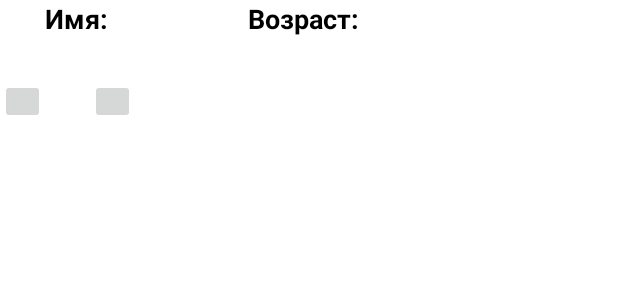
After one commit to alina399/Diplom, an Android app: the layout activity_test1.xml on its own in the app's theme, with its tools: preview values and no code run, on a phone screen of 412 x 824 dp. The commit adds this screen. Shown: the top 300 px of the screen. Run offline under Robolectric (Android 15) with nearby library versions, the phone set to English and light mode, and no system bars.

Commit message:
Текущее состояние проекта

```diff
--- a/app/build.gradle
+++ b/app/build.gradle
@@ -44,6 +44,7 @@ dependencies {
     implementation 'androidx.navigation:navigation-ui:2.3.5'
     implementation 'com.google.firebase:firebase-database:20.0.5'
     implementation 'com.google.firebase:firebase-storage:20.0.1'
+    implementation 'androidx.legacy:legacy-support-v4:1.0.0'
     testImplementation 'junit:junit:4.13.2'
     androidTestImplementation 'androidx.test.ext:junit:1.1.3'
     androidTestImplementation 'androidx.test.espresso:espresso-core:3.4.0'
--- a/app/src/main/AndroidManifest.xml
+++ b/app/src/main/AndroidManifest.xml
@@ -9,6 +9,12 @@
         android:roundIcon="@mipmap/ic_launcher_round"
         android:supportsRtl="true"
         android:theme="@style/Theme.PetsHelp">
+        <activity
+            android:name=".Test1"
+            android:exported="false" />
+        <activity
+            android:name=".DobavleniePets"
+            android:exported="false" />
         <activity
             android:name=".PetsPlusActivity"
             android:exported="false" />
--- a/app/src/main/java/com/example/petshelp/PersonActivity.java
+++ b/app/src/main/java/com/example/petshelp/PersonActivity.java
@@ -66,7 +66,7 @@ public class PersonActivity extends AppCompatActivity {
         // Passing each menu ID as a set of Ids because each
         // menu should be considered as top level destinations.
         mAppBarConfiguration = new AppBarConfiguration.Builder(
-                R.id.nav_home, R.id.nav_gallery, R.id.nav_slideshow, R.id.nav_petsplus)
+                R.id.nav_home, R.id.nav_gallery, R.id.nav_slideshow,R.id.nav_petsminus)
                 .setOpenableLayout(drawer)
                 .build();
         NavController navController = Navigation.findNavController(this, R.id.nav_host_fragment_content_person);
--- a/app/src/main/java/com/example/petshelp/ui/gallery/GalleryFragment.java
+++ b/app/src/main/java/com/example/petshelp/ui/gallery/GalleryFragment.java
@@ -1,20 +1,25 @@
 package com.example.petshelp.ui.gallery;
 
+import android.content.Intent;
+import android.net.Uri;
 import android.os.Bundle;
 import android.view.LayoutInflater;
 import android.view.View;
 import android.view.ViewGroup;
+import android.widget.ImageView;
 import android.widget.TextView;
 
 import androidx.annotation.NonNull;
 import androidx.fragment.app.Fragment;
 import androidx.lifecycle.ViewModelProvider;
 
+import com.example.petshelp.R;
 import com.example.petshelp.databinding.FragmentGalleryBinding;
 
 public class GalleryFragment extends Fragment {
 
     private FragmentGalleryBinding binding;
+    TextView number;
 
     public View onCreateView(@NonNull LayoutInflater inflater,
                              ViewGroup container, Bundle savedInstanceState) {
@@ -22,6 +27,7 @@ public class GalleryFragment extends Fragment {
                 new ViewModelProvider(this).get(GalleryViewModel.class);
 
         binding = FragmentGalleryBinding.inflate(inflater, container, false);
+
         View root = binding.getRoot();
 
         final TextView textView = binding.textGallery;
--- a/app/src/main/res/layout/activity_main.xml
+++ b/app/src/main/res/layout/activity_main.xml
@@ -25,7 +25,7 @@
         app:layout_constraintHorizontal_bias="0.603"
         app:layout_constraintStart_toStartOf="parent"
         app:layout_constraintTop_toTopOf="parent"
-        app:layout_constraintVertical_bias="0.688" />
+        app:layout_constraintVertical_bias="0.742" />
 
     <Button
         android:id="@+id/signup_btn"
@@ -43,7 +43,7 @@
         app:layout_constraintHorizontal_bias="0.603"
         app:layout_constraintStart_toStartOf="parent"
         app:layout_constraintTop_toTopOf="parent"
-        app:layout_constraintVertical_bias="0.801" />
+        app:layout_constraintVertical_bias="0.868" />
 
     <ImageView
         android:layout_width="300dp"
--- /dev/null
+++ b/app/src/main/res/layout/activity_test1.xml
@@ -0,0 +1,93 @@
+<?xml version="1.0" encoding="utf-8"?>
+<androidx.constraintlayout.widget.ConstraintLayout xmlns:android="http://schemas.android.com/apk/res/android"
+    xmlns:app="http://schemas.android.com/apk/res-auto"
+    xmlns:tools="http://schemas.android.com/tools"
+    android:layout_width="match_parent"
+    android:layout_height="match_parent"
+    tools:context=".Test1">
+
+
+    <LinearLayout
+        android:layout_width="300dp"
+        android:layout_height="80dp"
+        android:orientation="vertical"
+        android:layout_margin="10dp"
+        >
+
+        <LinearLayout
+            android:layout_width="wrap_content"
+            android:layout_height="wrap_content"
+            android:gravity="center_vertical"
+            android:orientation="horizontal">
+
+            <TextView
+                android:layout_width="wrap_content"
+                android:layout_height="wrap_content"
+                android:text="Имя: "
+                android:textColor="@color/black"
+                android:textSize="18dp"
+                android:textStyle="bold"
+                android:layout_marginLeft="30dp"
+                >
+            </TextView>
+            <TextView
+                android:layout_width="wrap_content"
+                android:layout_height="wrap_content"
+                android:text=" "
+                android:textColor="@color/black"
+                android:textSize="18dp">
+            </TextView>
+            <TextView
+                android:layout_width="wrap_content"
+                android:layout_height="wrap_content"
+                android:layout_weight="1"
+                android:text="                                                                       "
+                android:textColor="@color/black"
+                android:textSize="18dp">
+            </TextView>
+
+            <TextView
+                android:layout_width="wrap_content"
+                android:layout_height="wrap_content"
+                android:text="Возраст: "
+                android:textColor="@color/black"
+                android:textSize="18dp"
+                android:textStyle="bold">
+            </TextView>
+            <TextView
+                android:layout_width="wrap_content"
+                android:layout_height="wrap_content"
+                android:text="            "
+                android:textColor="@color/black"
+                android:textSize="18dp">
+            </TextView>
+
+        </LinearLayout>
+
+
+        <LinearLayout
+            android:layout_width="300dp"
+            android:layout_height="wrap_content"
+            android:gravity="center_vertical"
+            android:orientation="horizontal"
+            android:layout_marginTop="30dp">
+
+
+            <ImageButton
+                android:id="@+id/delete"
+                android:layout_width="30dp"
+                android:layout_height="30dp"
+                android:layout_marginRight="30dp">
+            </ImageButton>
+
+            <ImageButton
+                android:id="@+id/reda"
+                android:layout_width="30dp"
+                android:layout_height="30dp">
+            </ImageButton>
+        </LinearLayout>
+
+    </LinearLayout>
+
+
+</androidx.constraintlayout.widget.ConstraintLayout>
--- a/app/src/main/res/layout/fragment_gallery.xml
+++ b/app/src/main/res/layout/fragment_gallery.xml
@@ -39,7 +39,7 @@
 
 
     <TextView
-        android:id="@+id/textViewz"
+        android:id="@+id/ToNumber"
         android:layout_width="300dp"
         android:layout_height="30dp"
         android:background="@drawable/shape"
@@ -47,6 +47,7 @@
         android:text="+7 (927) 731-68-64"
         android:textColor="@color/black"
         android:textSize="17dp"
+        android:autoLink="phone"
         android:textStyle="bold"
         app:layout_constraintBottom_toBottomOf="parent"
         app:layout_constraintEnd_toEndOf="parent"
--- a/app/src/main/res/menu/activity_main_drawer.xml
+++ b/app/src/main/res/menu/activity_main_drawer.xml
@@ -18,9 +18,9 @@
             android:icon="@drawable/ic_menu_slideshow"
             android:title="@string/menu_slideshow" />
         <item
-            android:id="@+id/nav_petsplus"
+            android:id="@+id/nav_petsminus"
             android:icon="@drawable/ic_menu_slideshow"
-            android:title="@string/menu_pets_plus" />
+            android:title="@string/menu_petsminus" />
 
         <item
             android:id="@+id/nav_exit"
--- a/app/src/main/res/navigation/mobile_navigation.xml
+++ b/app/src/main/res/navigation/mobile_navigation.xml
@@ -22,4 +22,9 @@
         android:name="com.example.petshelp.ui.slideshow.SlideshowFragment"
         android:label="@string/menu_slideshow"
         tools:layout="@layout/fragment_slideshow" />
+    <fragment
+        android:id="@+id/nav_petsminus"
+        android:name="com.example.petshelp.ui.petsminus.PetsMinus"
+        android:label="@string/menu_petsminus"
+        tools:layout="@layout/pets_minus_fragment"/>
 </navigation>
--- a/app/src/main/res/values/strings.xml
+++ b/app/src/main/res/values/strings.xml
@@ -12,7 +12,7 @@
     <string name="menu_home">Главная</string>
     <string name="menu_gallery">Информация о приюте</string>
     <string name="menu_slideshow">Партнёры</string>
-    <string name="menu_pets_plus">Пристроенные животные</string>
+    <string name="menu_petsminus">Пристраиваемые животные</string>
     <string name="menu_exit">Выход</string>
     <string name="title_activity_menu">Menu</string>
     <string name="tab_text_1">Tab 1</string>
```
Also changed, not shown: app/src/main/java/com/example/petshelp/Test1.java (added, +17 -0 lines), app/src/main/java/com/example/petshelp/ui/petsminus/PetsMinus.java (added, +65 -0 lines), app/src/main/java/com/example/petshelp/ui/petsminus/PetsMinusViewModel.java (added, +17 -0 lines), app/src/main/res/layout/activity_profile.xml (+10 -5 lines), app/src/main/res/layout/pets_minus_fragment.xml (added, +38 -0 lines).
